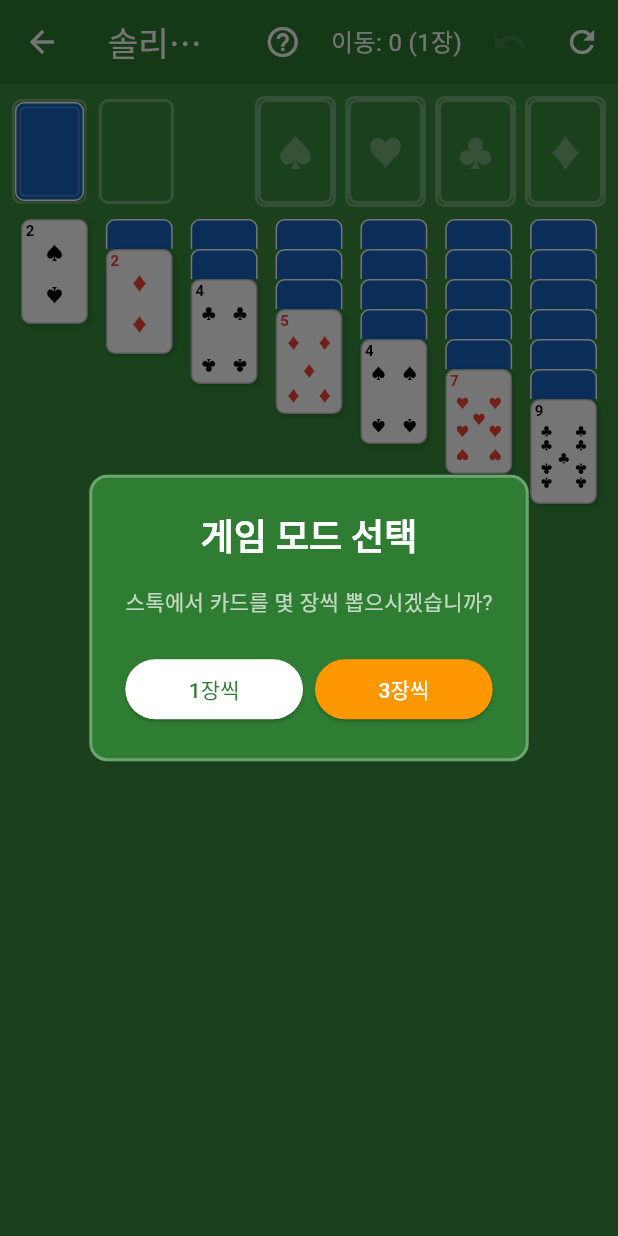
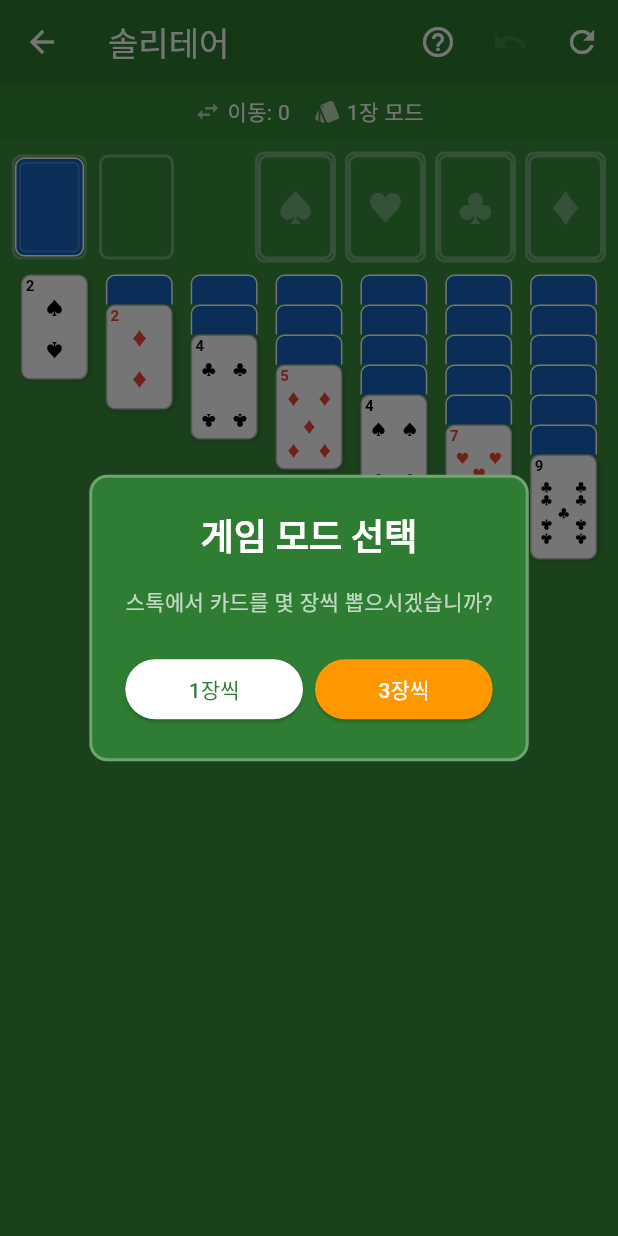
Before and after one commit to mhpark03/games, a Flutter app: the SolitaireScreen screen opened directly, on a phone screen of 412 x 824 dp. Run offline on Flutter 3.47's test engine with Material 3 defaults, Android fonts, the phone set to English and light mode, and no system bars; our stand-ins replace shared_preferences; accounts and stored records are empty.

Commit message:
솔리테어 상태 표시를 앱바에서 화면 상단으로 이동
- 앱바 제목이 짤리는 문제 해결
- 이동 횟수와 모드를 body 상단 상태 바로 이동

```diff
--- a/lib/games/solitaire/solitaire_screen.dart
+++ b/lib/games/solitaire/solitaire_screen.dart
@@ -889,15 +889,6 @@ class _SolitaireScreenState extends State<SolitaireScreen> {
             onPressed: _showRulesDialog,
             tooltip: '게임 규칙',
           ),
-          Center(
-            child: Padding(
-              padding: const EdgeInsets.symmetric(horizontal: 8),
-              child: Text(
-                '이동: $moves (${drawCount}장)',
-                style: const TextStyle(fontSize: 16),
-              ),
-            ),
-          ),
           Opacity(
             opacity: _undoHistory.isNotEmpty ? 1.0 : 0.3,
             child: IconButton(
@@ -918,7 +909,34 @@ class _SolitaireScreenState extends State<SolitaireScreen> {
       ),
       backgroundColor: Colors.green.shade700,
       body: SafeArea(
-        child: _buildGameContent(),
+        child: Column(
+          children: [
+            // 상태 바
+            Container(
+              padding: const EdgeInsets.symmetric(horizontal: 16, vertical: 8),
+              color: Colors.green.shade800.withValues(alpha: 0.5),
+              child: Row(
+                mainAxisAlignment: MainAxisAlignment.center,
+                children: [
+                  Icon(Icons.swap_horiz, color: Colors.white70, size: 18),
+                  const SizedBox(width: 4),
+                  Text(
+                    '이동: $moves',
+                    style: const TextStyle(color: Colors.white, fontSize: 14),
+                  ),
+                  const SizedBox(width: 16),
+                  Icon(Icons.style, color: Colors.white70, size: 18),
+                  const SizedBox(width: 4),
+                  Text(
+                    '${drawCount}장 모드',
+                    style: const TextStyle(color: Colors.white, fontSize: 14),
+                  ),
+                ],
+              ),
+            ),
+            Expanded(child: _buildGameContent()),
+          ],
+        ),
       ),
     );
   }
```
